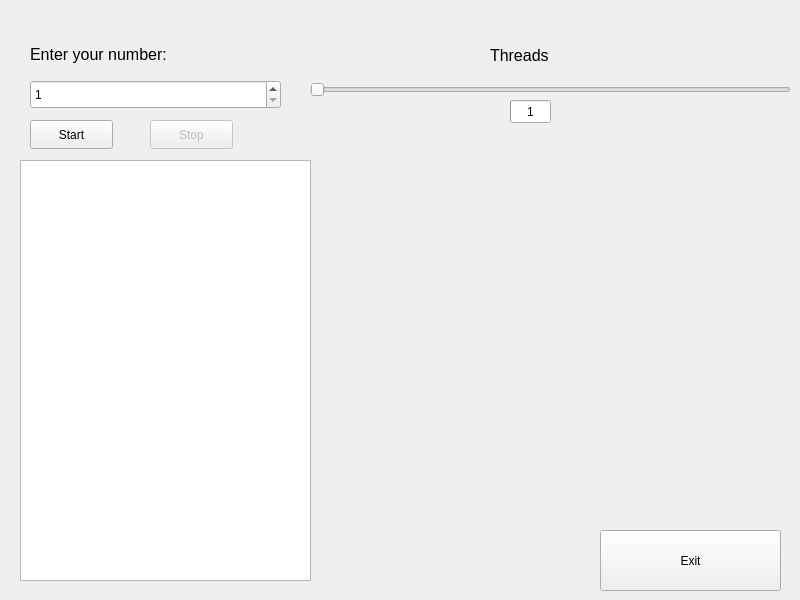
Old version of the form mainwindow.ui in the repository VictorPauk/CollatzCount.
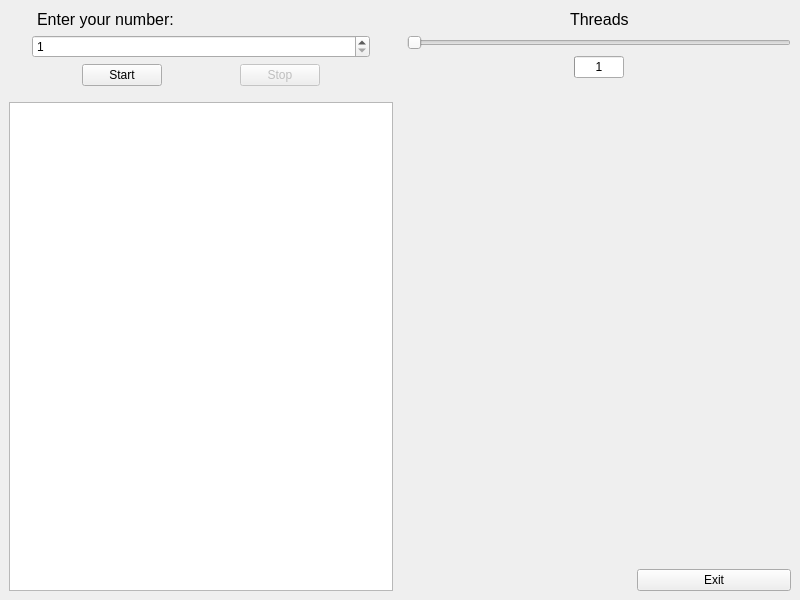
New version of the form.

The edit to the form file:
```diff
--- a/mainwindow.ui
+++ b/mainwindow.ui
@@ -26,101 +26,311 @@
    <string>MainWindow</string>
   </property>
   <widget class="QWidget" name="centralwidget">
-   <widget class="QPushButton" name="Exit">
-    <property name="geometry">
-     <rect>
-      <x>600</x>
-      <y>530</y>
-      <width>181</width>
-      <height>61</height>
-     </rect>
+   <layout class="QVBoxLayout" name="verticalLayout_7">
+    <item>
+     <layout class="QHBoxLayout" name="horizontalLayout_8" stretch="50,1,50">
+      <item>
+       <layout class="QVBoxLayout" name="verticalLayout_5">
+        <property name="sizeConstraint">
+         <enum>QLayout::SizeConstraint::SetMinAndMaxSize</enum>
+        </property>
+        <item>
+         <layout class="QVBoxLayout" name="verticalLayout_4">
+          <item>
+           <layout class="QHBoxLayout" name="horizontalLayout_5" stretch="2,15,10">
+            <item>
+             <spacer name="horizontalSpacer_7">
+              <property name="orientation">
+               <enum>Qt::Orientation::Horizontal</enum>
+              </property>
+              <property name="sizeHint" stdset="0">
+               <size>
+                <width>40</width>
+                <height>20</height>
+               </size>
+              </property>
+             </spacer>
+            </item>
+            <item>
+             <widget class="QLabel" name="label_2">
+              <property name="font">
+               <font>
+                <pointsize>12</pointsize>
+               </font>
     </property>
     <property name="text">
-     <string>Exit</string>
-    </property>
-   </widget>
-   <widget class="QPushButton" name="Start_button">
-    <property name="geometry">
-     <rect>
-      <x>30</x>
-      <y>120</y>
-      <width>83</width>
-      <height>29</height>
-     </rect>
-    </property>
+               <string>Enter your number:</string>
+              </property>
+             </widget>
+            </item>
+            <item>
+             <spacer name="horizontalSpacer_8">
+              <property name="orientation">
+               <enum>Qt::Orientation::Horizontal</enum>
+              </property>
+              <property name="sizeHint" stdset="0">
+               <size>
+                <width>40</width>
+                <height>20</height>
+               </size>
+              </property>
+             </spacer>
+            </item>
+           </layout>
+          </item>
+          <item>
+           <layout class="QHBoxLayout" name="horizontalLayout_6" stretch="1,15,1">
+            <item>
+             <spacer name="horizontalSpacer_9">
+              <property name="orientation">
+               <enum>Qt::Orientation::Horizontal</enum>
+              </property>
+              <property name="sizeHint" stdset="0">
+               <size>
+                <width>40</width>
+                <height>20</height>
+               </size>
+              </property>
+             </spacer>
+            </item>
+            <item>
+             <widget class="QSpinBox" name="spinBox">
+              <property name="minimum">
+               <number>1</number>
+              </property>
+              <property name="maximum">
+               <number>1000000000</number>
+              </property>
+             </widget>
+            </item>
+            <item>
+             <spacer name="horizontalSpacer_10">
+              <property name="orientation">
+               <enum>Qt::Orientation::Horizontal</enum>
+              </property>
+              <property name="sizeHint" stdset="0">
+               <size>
+                <width>40</width>
+                <height>20</height>
+               </size>
+              </property>
+             </spacer>
+            </item>
+           </layout>
+          </item>
+          <item>
+           <layout class="QHBoxLayout" name="horizontalLayout_7">
+            <item>
+             <spacer name="horizontalSpacer_11">
+              <property name="orientation">
+               <enum>Qt::Orientation::Horizontal</enum>
+              </property>
+              <property name="sizeHint" stdset="0">
+               <size>
+                <width>40</width>
+                <height>20</height>
+               </size>
+              </property>
+             </spacer>
+            </item>
+            <item>
+             <widget class="QPushButton" name="StartButton">
     <property name="text">
      <string>Start</string>
     </property>
    </widget>
-   <widget class="QPushButton" name="Stop_button">
+            </item>
+            <item>
+             <spacer name="horizontalSpacer_12">
+              <property name="orientation">
+               <enum>Qt::Orientation::Horizontal</enum>
+              </property>
+              <property name="sizeHint" stdset="0">
+               <size>
+                <width>40</width>
+                <height>20</height>
+               </size>
+              </property>
+             </spacer>
+            </item>
+            <item>
+             <widget class="QPushButton" name="StopButton">
     <property name="enabled">
      <bool>false</bool>
     </property>
-    <property name="geometry">
-     <rect>
-      <x>150</x>
-      <y>120</y>
-      <width>83</width>
-      <height>29</height>
-     </rect>
-    </property>
     <property name="text">
      <string>Stop</string>
     </property>
    </widget>
-   <widget class="QSlider" name="threadSlider">
-    <property name="geometry">
-     <rect>
-      <x>310</x>
-      <y>80</y>
-      <width>481</width>
-      <height>20</height>
-     </rect>
-    </property>
-    <property name="minimum">
-     <number>1</number>
-    </property>
+            </item>
+            <item>
+             <spacer name="horizontalSpacer_13">
     <property name="orientation">
      <enum>Qt::Orientation::Horizontal</enum>
     </property>
-   </widget>
+              <property name="sizeHint" stdset="0">
+               <size>
+                <width>40</width>
+                <height>20</height>
+               </size>
+              </property>
+             </spacer>
+            </item>
+           </layout>
+          </item>
+          <item>
+           <layout class="QVBoxLayout" name="verticalLayout_2" stretch="1,50">
+            <item>
+             <spacer name="verticalSpacer_2">
+              <property name="orientation">
+               <enum>Qt::Orientation::Vertical</enum>
+              </property>
+              <property name="sizeHint" stdset="0">
+               <size>
+                <width>20</width>
+                <height>40</height>
+               </size>
+              </property>
+             </spacer>
+            </item>
+            <item>
    <widget class="QTextEdit" name="textOutput">
-    <property name="geometry">
-     <rect>
-      <x>20</x>
-      <y>160</y>
-      <width>291</width>
-      <height>421</height>
-     </rect>
-    </property>
     <property name="readOnly">
      <bool>true</bool>
     </property>
    </widget>
-   <widget class="QSpinBox" name="spinBox">
-    <property name="geometry">
-     <rect>
-      <x>30</x>
-      <y>80</y>
-      <width>251</width>
-      <height>29</height>
-     </rect>
-    </property>
+            </item>
+           </layout>
+          </item>
+         </layout>
+        </item>
+       </layout>
+      </item>
+      <item>
+       <spacer name="horizontalSpacer">
+        <property name="orientation">
+         <enum>Qt::Orientation::Horizontal</enum>
+        </property>
+        <property name="sizeHint" stdset="0">
+         <size>
+          <width>40</width>
+          <height>20</height>
+         </size>
+        </property>
+       </spacer>
+      </item>
+      <item>
+       <layout class="QVBoxLayout" name="verticalLayout_6">
+        <item>
+         <layout class="QVBoxLayout" name="verticalLayout_3">
+          <item>
+           <layout class="QHBoxLayout" name="horizontalLayout">
+            <item>
+             <spacer name="horizontalSpacer_2">
+              <property name="orientation">
+               <enum>Qt::Orientation::Horizontal</enum>
+              </property>
+              <property name="sizeHint" stdset="0">
+               <size>
+                <width>40</width>
+                <height>20</height>
+               </size>
+              </property>
+             </spacer>
+            </item>
+            <item>
+             <widget class="QLabel" name="label">
+              <property name="font">
+               <font>
+                <pointsize>12</pointsize>
+               </font>
+              </property>
+              <property name="layoutDirection">
+               <enum>Qt::LayoutDirection::LeftToRight</enum>
+              </property>
+              <property name="text">
+               <string>Threads</string>
+              </property>
+             </widget>
+            </item>
+            <item>
+             <spacer name="horizontalSpacer_3">
+              <property name="orientation">
+               <enum>Qt::Orientation::Horizontal</enum>
+              </property>
+              <property name="sizeHint" stdset="0">
+               <size>
+                <width>40</width>
+                <height>20</height>
+               </size>
+              </property>
+             </spacer>
+            </item>
+           </layout>
+          </item>
+          <item>
+           <layout class="QHBoxLayout" name="horizontalLayout_2">
+            <item>
+             <widget class="QSlider" name="threadSlider">
     <property name="minimum">
      <number>1</number>
     </property>
-    <property name="maximum">
-     <number>1000000000</number>
-    </property>
-   </widget>
+              <property name="orientation">
+               <enum>Qt::Orientation::Horizontal</enum>
+              </property>
+             </widget>
+            </item>
+           </layout>
+          </item>
+          <item>
+           <layout class="QHBoxLayout" name="horizontalLayout_3" stretch="125,5,125">
+            <property name="spacing">
+             <number>0</number>
+            </property>
+            <property name="sizeConstraint">
+             <enum>QLayout::SizeConstraint::SetFixedSize</enum>
+            </property>
+            <property name="bottomMargin">
+             <number>0</number>
+            </property>
+            <item>
+             <spacer name="horizontalSpacer_4">
+              <property name="orientation">
+               <enum>Qt::Orientation::Horizontal</enum>
+              </property>
+              <property name="sizeHint" stdset="0">
+               <size>
+                <width>40</width>
+                <height>20</height>
+               </size>
+              </property>
+             </spacer>
+            </item>
+            <item>
    <widget class="QProgressBar" name="threadNumSlider">
-    <property name="geometry">
-     <rect>
-      <x>510</x>
-      <y>100</y>
-      <width>41</width>
-      <height>23</height>
-     </rect>
+              <property name="sizePolicy">
+               <sizepolicy hsizetype="Fixed" vsizetype="Fixed">
+                <horstretch>15</horstretch>
+                <verstretch>20</verstretch>
+               </sizepolicy>
+              </property>
+              <property name="minimumSize">
+               <size>
+                <width>50</width>
+                <height>20</height>
+               </size>
+              </property>
+              <property name="maximumSize">
+               <size>
+                <width>160</width>
+                <height>50</height>
+               </size>
+              </property>
+              <property name="baseSize">
+               <size>
+                <width>15</width>
+                <height>25</height>
+               </size>
     </property>
     <property name="minimum">
      <number>1</number>
@@ -141,42 +351,70 @@
      <string>%v</string>
     </property>
    </widget>
-   <widget class="QLabel" name="label">
-    <property name="geometry">
-     <rect>
-      <x>490</x>
-      <y>40</y>
-      <width>91</width>
-      <height>31</height>
-     </rect>
-    </property>
-    <property name="font">
-     <font>
-      <pointsize>12</pointsize>
-     </font>
-    </property>
-    <property name="text">
-     <string>Threads</string>
-    </property>
-   </widget>
-   <widget class="QLabel" name="label_2">
-    <property name="geometry">
-     <rect>
-      <x>30</x>
-      <y>39</y>
-      <width>181</width>
-      <height>31</height>
-     </rect>
-    </property>
-    <property name="font">
-     <font>
-      <pointsize>12</pointsize>
-     </font>
-    </property>
+            </item>
+            <item>
+             <spacer name="horizontalSpacer_5">
+              <property name="orientation">
+               <enum>Qt::Orientation::Horizontal</enum>
+              </property>
+              <property name="sizeHint" stdset="0">
+               <size>
+                <width>40</width>
+                <height>20</height>
+               </size>
+              </property>
+             </spacer>
+            </item>
+           </layout>
+          </item>
+         </layout>
+        </item>
+        <item>
+         <layout class="QVBoxLayout" name="verticalLayout" stretch="0,0">
+          <item>
+           <spacer name="verticalSpacer">
+            <property name="orientation">
+             <enum>Qt::Orientation::Vertical</enum>
+            </property>
+            <property name="sizeHint" stdset="0">
+             <size>
+              <width>20</width>
+              <height>40</height>
+             </size>
+            </property>
+           </spacer>
+          </item>
+          <item>
+           <layout class="QHBoxLayout" name="horizontalLayout_4" stretch="15,10">
+            <item>
+             <spacer name="horizontalSpacer_6">
+              <property name="orientation">
+               <enum>Qt::Orientation::Horizontal</enum>
+              </property>
+              <property name="sizeHint" stdset="0">
+               <size>
+                <width>40</width>
+                <height>20</height>
+               </size>
+              </property>
+             </spacer>
+            </item>
+            <item>
+             <widget class="QPushButton" name="Exit">
     <property name="text">
-     <string>Enter your number:</string>
-    </property>
-   </widget>
+               <string>Exit</string>
+              </property>
+             </widget>
+            </item>
+           </layout>
+          </item>
+         </layout>
+        </item>
+       </layout>
+      </item>
+     </layout>
+    </item>
+   </layout>
   </widget>
  </widget>
  <resources/>
```
Lines whose indentation alone changed are shown as unchanged.
